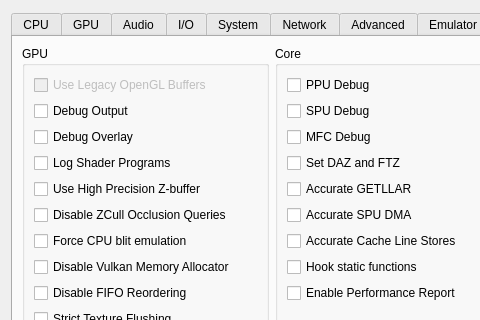
Above: rpcs3/rpcs3qt/settings_dialog.ui from RPCS3/rpcs3 before the change; both pictures show x 0 to 480 and y 0 to 320 of the 796 by 744 pixel window. Below: the same form after it.
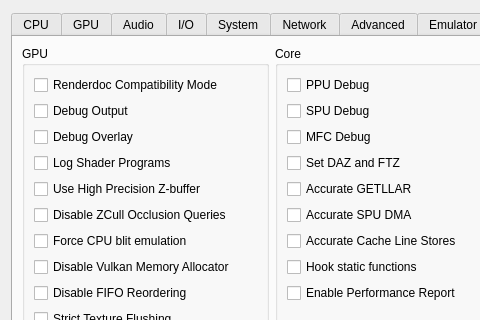
That is the form after the change. The open tabs and pages were chosen to show the change. Icons and pictures are not drawn.

Commit message: rsx: Make renderdoc compatibility mode a general option

```diff
--- a/rpcs3/rpcs3qt/settings_dialog.ui
+++ b/rpcs3/rpcs3qt/settings_dialog.ui
@@ -3473,10 +3473,10 @@
             <item alignment="Qt::AlignTop">
              <widget class="QCheckBox" name="glLegacyBuffers">
               <property name="enabled">
-               <bool>false</bool>
+               <bool>true</bool>
               </property>
               <property name="text">
-               <string>Use Legacy OpenGL Buffers</string>
+               <string>Renderdoc Compatibility Mode</string>
               </property>
              </widget>
             </item>
```
Left out of the diff: 4 changed lines with no effect on the pictures. The commit also changes 5 other files.
